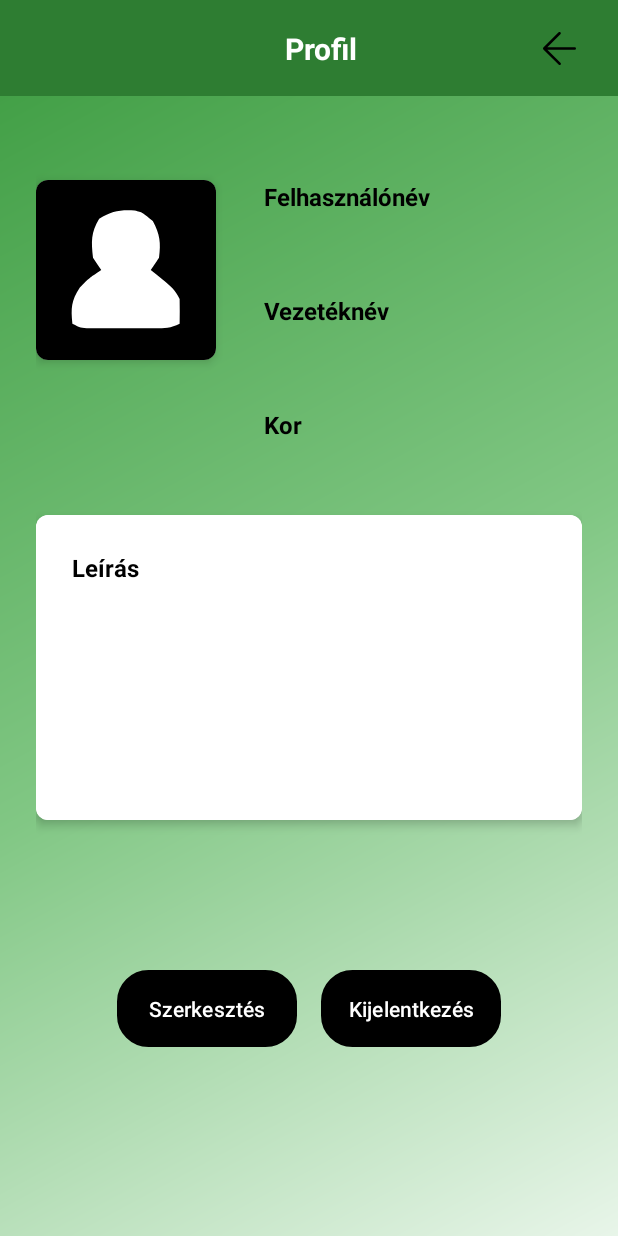
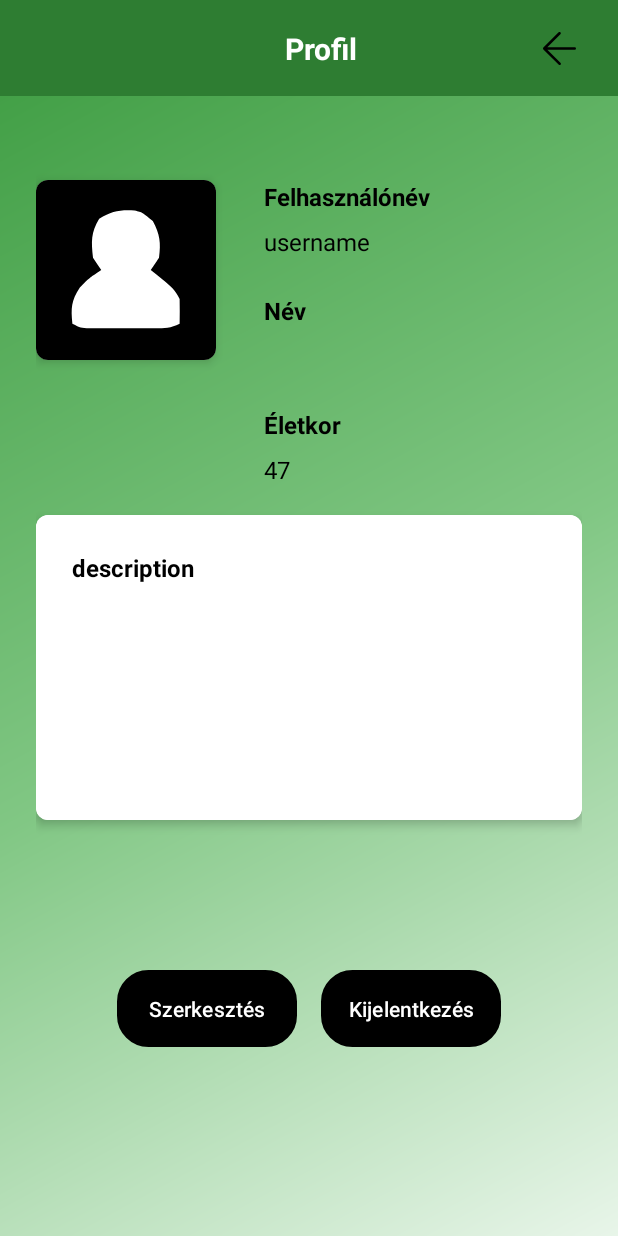
Before and after one commit to leko-szabolcs/Isport-Mobilok-II-beadando, an Android app: the ProfileFragment screen opened through its navigation route, on a phone screen of 412 x 824 dp. Run offline under Robolectric (Android 15) with nearby library versions, the phone set to English and light mode, and no system bars; our stand-ins replace Dagger/Hilt's generated code, Firebase (no records; nobody signed in at launch, a user with empty details on screens opened directly), navigation-ui; 2 statements that could not run were skipped.

Commit message:
Profil adatok megjelenítése, ProfilFragment egyszerűsítése

```diff
--- a/app/src/main/java/beadando/isports_app/fragments/ProfileFragment.java
+++ b/app/src/main/java/beadando/isports_app/fragments/ProfileFragment.java
@@ -4,8 +4,6 @@ import android.os.Bundle;
 import android.view.LayoutInflater;
 import android.view.View;
 import android.view.ViewGroup;
-import android.widget.Button;
-import android.widget.TextView;
 
 import androidx.annotation.NonNull;
 import androidx.annotation.Nullable;
@@ -13,50 +11,52 @@ import androidx.fragment.app.Fragment;
 import androidx.navigation.NavController;
 import androidx.navigation.fragment.NavHostFragment;
 
+import javax.inject.Inject;
+
 import beadando.isports_app.MainActivity;
 import beadando.isports_app.R;
+import beadando.isports_app.databinding.FragmentProfileBinding;
 import beadando.isports_app.domain.User;
 import beadando.isports_app.util.SessionManager;
+import dagger.hilt.android.AndroidEntryPoint;
 
+@AndroidEntryPoint
 public class ProfileFragment extends Fragment {
+    @Inject
+    SessionManager sessionManager;
 
-    private TextView usernameTextView;
-    private TextView emailTextView;
-    private Button logoutButton;
-    private Button editButton;
+    private FragmentProfileBinding binding;
+    User currentUser;
 
     @Override
-    public View onCreateView(LayoutInflater inflater, ViewGroup container,
-                             Bundle savedInstanceState) {
-        return inflater.inflate(R.layout.fragment_profile, container, false);
+    public View onCreateView(LayoutInflater inflater, ViewGroup container, Bundle savedInstanceState) {
+        binding = FragmentProfileBinding.inflate(inflater, container, false);
+        currentUser = sessionManager.getUser();
+        return binding.getRoot();
     }
 
     @Override
     public void onViewCreated(@NonNull View view, @Nullable Bundle savedInstanceState) {
         super.onViewCreated(view, savedInstanceState);
 
-        usernameTextView = view.findViewById(R.id.usernameTextView);
-        emailTextView = view.findViewById(R.id.emailTextView);
-        logoutButton = view.findViewById(R.id.logoutButton);
-        editButton = view.findViewById(R.id.editButton);
+        binding.fullNameTextView.setText(currentUser.getUsername());
+        binding.usernameTextView.setText("username");
+        binding.emailTextView.setText(currentUser.getEmail());
+        binding.ageTextView.setText("47");
+        binding.descriptionTextView.setText("description");
 
-        SessionManager sessionManager = new SessionManager(requireContext());
-        User currentUser = sessionManager.getUser();
+        binding.logoutButton.setOnClickListener(this::handleLogoutButton);
+        binding.editButton.setOnClickListener(this::handleEditButton);
+    }
 
-        if (currentUser != null) {
-            usernameTextView.setText(currentUser.getUsername());
-            emailTextView.setText(currentUser.getEmail());
+    private void handleLogoutButton(View view) {
+        if (getActivity() instanceof MainActivity) {
+            ((MainActivity) getActivity()).logout();
         }
+    }
 
-        logoutButton.setOnClickListener(v -> {
-            if (getActivity() instanceof MainActivity) {
-                ((MainActivity) getActivity()).logout();
-            }
-        });
-
-        editButton.setOnClickListener(v -> {
-            NavController navController = NavHostFragment.findNavController(this);
-            navController.navigate(R.id.action_profileFragment_to_editProfileFragment);
-        });
+    private void handleEditButton(View view) {
+        NavController navController = NavHostFragment.findNavController(this);
+        navController.navigate(R.id.action_profileFragment_to_editProfileFragment);
     }
 }
--- a/app/src/main/java/beadando/isports_app/fragments/EditProfileFragment.java
+++ b/app/src/main/java/beadando/isports_app/fragments/editprofile/EditProfileFragment.java
@@ -1,4 +1,4 @@
-package beadando.isports_app.fragments;
+package beadando.isports_app.fragments.editprofile;
 
 import android.os.Bundle;
 
@@ -12,8 +12,6 @@ import android.view.LayoutInflater;
 import android.view.View;
 import android.view.ViewGroup;
 import android.widget.Button;
-
-import java.util.Calendar;
 
 import beadando.isports_app.R;
 
--- a/app/src/main/res/layout/fragment_edit_profile.xml
+++ b/app/src/main/res/layout/fragment_edit_profile.xml
@@ -12,7 +12,7 @@
         android:layout_width="wrap_content"
         android:layout_height="wrap_content"
         android:layout_marginTop="50dp"
-        android:text="@string/vezeteknev"
+        android:text="@string/fullname"
         android:textColor="@color/black"
         android:textSize="16sp"
         android:textStyle="bold"
@@ -42,7 +42,7 @@
         android:layout_width="wrap_content"
         android:layout_height="wrap_content"
         android:layout_marginTop="32dp"
-        android:text="@string/kor"
+        android:text="@string/age"
         android:textSize="16sp"
         android:textStyle="bold"
         app:layout_constraintStart_toStartOf="parent"
--- a/app/src/main/res/layout/fragment_profile.xml
+++ b/app/src/main/res/layout/fragment_profile.xml
@@ -60,7 +60,7 @@
         android:layout_height="wrap_content"
         android:layout_marginStart="32dp"
         android:layout_marginTop="24dp"
-        android:text="@string/vezeteknev"
+        android:text="@string/fullname"
         android:textSize="16sp"
         android:textStyle="bold"
         app:layout_constraintStart_toEndOf="@+id/profileImageCard"
@@ -87,7 +87,7 @@
         android:layout_height="wrap_content"
         android:layout_marginStart="32dp"
         android:layout_marginTop="24dp"
-        android:text="@string/kor"
+        android:text="@string/age"
         android:textSize="16sp"
         android:textStyle="bold"
         app:layout_constraintStart_toEndOf="@+id/profileImageCard"
@@ -137,6 +137,7 @@
             android:background="@android:color/white">
 
             <TextView
+                android:id="@+id/descriptionTextView"
                 android:layout_width="match_parent"
                 android:layout_height="155dp"
                 android:text="@string/leiras"
--- a/app/src/main/res/navigation/nav_graph.xml
+++ b/app/src/main/res/navigation/nav_graph.xml
@@ -57,7 +57,7 @@
 
     <fragment
         android:id="@+id/editProfileFragment"
-        android:name="beadando.isports_app.fragments.EditProfileFragment"
+        android:name="beadando.isports_app.fragments.editprofile.EditProfileFragment"
         android:label="Edit Profile" >
         <action
             android:id="@+id/action_editProfileFragment_to_profileFragment"
--- a/app/src/main/res/values/strings.xml
+++ b/app/src/main/res/values/strings.xml
@@ -2,8 +2,8 @@
     <string name="app_name">ISport_app</string>
     <string name="hello_blank_fragment">Hello blank fragment</string>
     <string name="felhasznalonev">Felhasználónév</string>
-    <string name="vezeteknev">Vezetéknév</string>
-    <string name="kor">Kor</string>
+    <string name="fullname">Név</string>
+    <string name="age">Életkor</string>
     <string name="leiras">Leírás</string>
     <string name="szerkesztes">Szerkesztés</string>
     <string name="kijelentkezes">Kijelentkezés</string>
@@ -13,7 +13,7 @@
     <string name="enter_description">Add meg a leírást</string>
     <string name="save_changes">Mentés</string>
 
-
+    <!-- Event Errors -->
     <string name="error_event_title_required">Az esemény címének megadása kötelező</string>
     <string name="error_event_title_too_long">Az esemény címe túl hosszú</string>
     <string name="error_event_title_too_short">Az esemény címe túl rövid</string>
@@ -44,19 +44,22 @@
     <string name="error_event_full">Az esemény megtelt</string>
     <string name="error_event_creator_apply">Az saját eseményhez nem lehet csatlakozni</string>
 
-    <string name="error_unknown">Ismeretlen hiba</string>
-
 
     <string name="successful_apply">Sikeres csatlakozás</string>
     <string name="create_event_success">Sikeres esemény létrehozása</string>
     <string name="default_success_message">Sikeres művelet</string>
 
-
     <string name="event_participants">%1$d / %2$d Fő</string>
     <string name="event_fee">Fizetős</string>
     <string name="event_free">Ingyenes</string>
+
+    <!--Profile Text-->
+    <string name="successful_update_name">Sikeres névváltás</string>
+    <string name="successful_update_description">Leírás modosítva</string>
+    <string name="successful_update_age">Sikeres életkor beállítás</string>
+
+    <!--General Text-->
+    <string name="error_unknown">Ismeretlen hiba</string>
     <string name="any_option">Minden lehetőség"</string>
 
-
-
 </resources>
```
